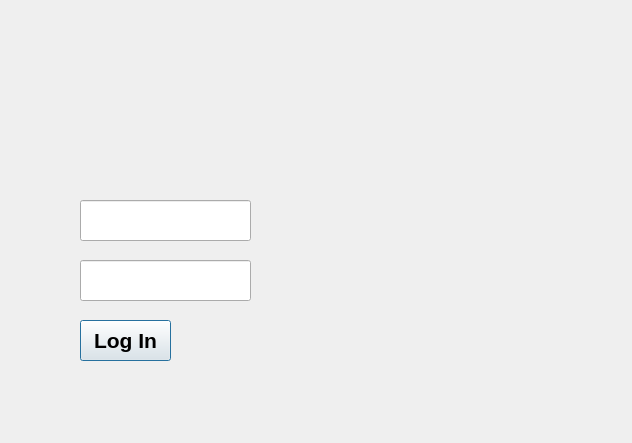
Qt form signin.ui (Adarsha16/SoftNote) before a commit.
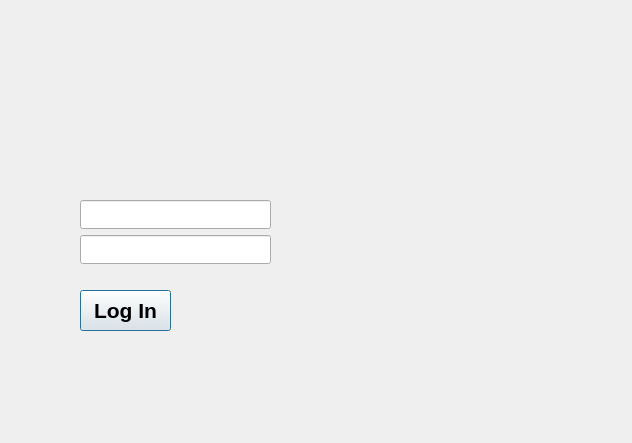
The same form after that commit.

What changed in the file:
```diff
--- a/signin.ui
+++ b/signin.ui
@@ -38,7 +38,7 @@
    <property name="geometry">
     <rect>
      <x>80</x>
-     <y>320</y>
+     <y>290</y>
      <width>91</width>
      <height>41</height>
     </rect>
@@ -53,27 +53,6 @@
     <string>Log In</string>
    </property>
   </widget>
-  <widget class="QLineEdit" name="sPassword">
-   <property name="geometry">
-    <rect>
-     <x>80</x>
-     <y>260</y>
-     <width>171</width>
-     <height>41</height>
-    </rect>
-   </property>
-   <property name="font">
-    <font>
-     <pointsize>16</pointsize>
-    </font>
-   </property>
-   <property name="text">
-    <string/>
-   </property>
-   <property name="echoMode">
-    <enum>QLineEdit::Password</enum>
-   </property>
-  </widget>
   <widget class="QLabel" name="labelPass">
    <property name="geometry">
     <rect>
@@ -93,15 +72,18 @@
     <string/>
    </property>
   </widget>
-  <widget class="QLineEdit" name="sUsername">
+  <widget class="QWidget" name="">
    <property name="geometry">
     <rect>
      <x>80</x>
      <y>200</y>
-     <width>171</width>
-     <height>41</height>
+     <width>191</width>
+     <height>64</height>
     </rect>
    </property>
+   <layout class="QVBoxLayout" name="verticalLayout">
+    <item>
+     <widget class="QLineEdit" name="sUsername">
    <property name="font">
     <font>
      <pointsize>16</pointsize>
@@ -110,6 +92,24 @@
    <property name="text">
     <string/>
    </property>
+     </widget>
+    </item>
+    <item>
+     <widget class="QLineEdit" name="sPassword">
+      <property name="font">
+       <font>
+        <pointsize>16</pointsize>
+       </font>
+      </property>
+      <property name="text">
+       <string/>
+      </property>
+      <property name="echoMode">
+       <enum>QLineEdit::Password</enum>
+      </property>
+     </widget>
+    </item>
+   </layout>
   </widget>
  </widget>
  <resources/>
```
Lines whose indentation alone changed are shown as unchanged.
